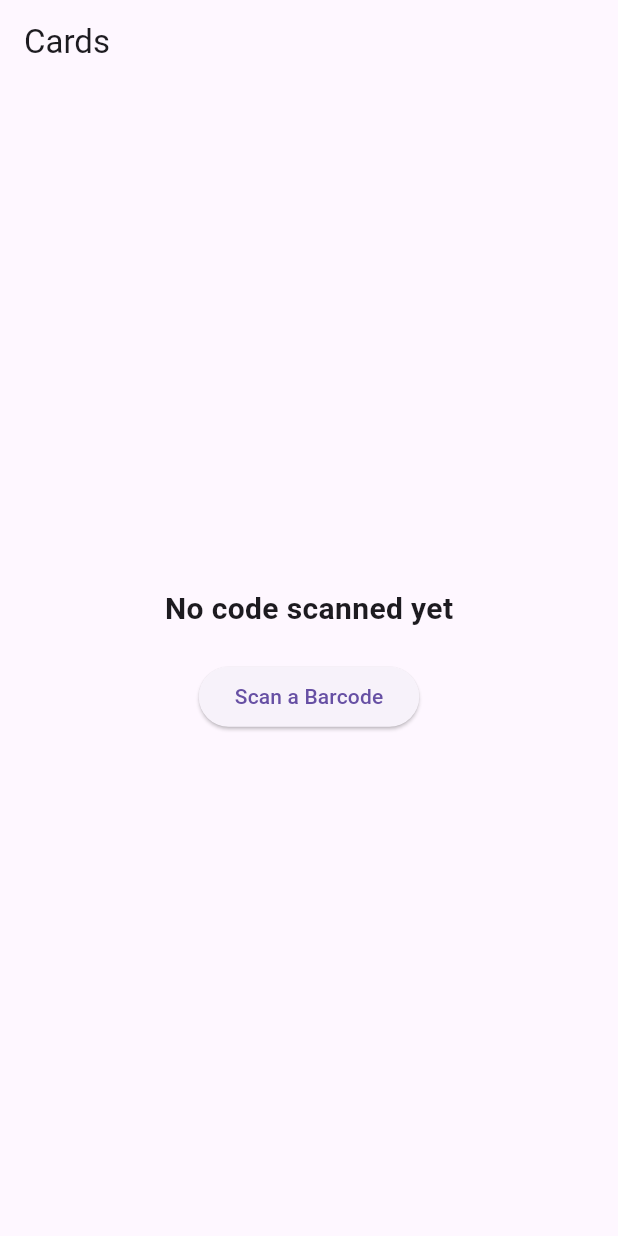
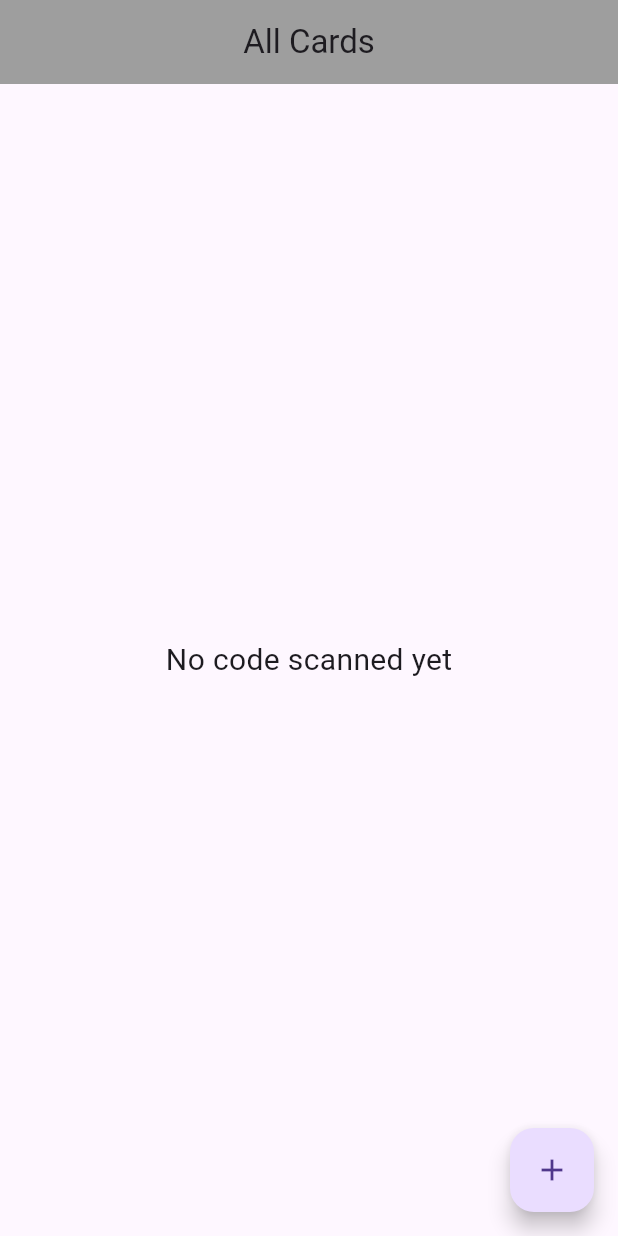
Before and after one commit to YazeedMo/QuickCard, a Flutter app: the screen it shows after launch, on a phone screen of 412 x 824 dp. Run offline on Flutter 3.47's test engine with Material 3 defaults, Android fonts, the phone set to English and light mode, and no system bars; our stand-ins replace flutter_slidable, flutter_svg, hive, hive_flutter; missing offline and left inert: barcode, mobile_scanner; accounts and stored records are empty.

Commit message:
Feature: Store scanned codes & view barcode screen

```diff
--- /dev/null
+++ b/quick_card/lib/data/card_db.dart
@@ -0,0 +1,16 @@
+import 'package:hive/hive.dart';
+
+class CardDatabase {
+  List cardList = [];
+
+  final cardBox = Hive.box("cardBox");
+
+  // Load data from database
+  void loadData() {
+    cardList = cardBox.get("CARDLIST");
+  }
+
+  void updateDatabase() {
+    cardBox.put("CARDLIST", cardList);
+  }
+}
--- a/quick_card/lib/main.dart
+++ b/quick_card/lib/main.dart
@@ -1,7 +1,14 @@
 import 'package:flutter/material.dart';
-import 'package:quick_card/screens/card_list.dart';
+import 'package:hive/hive.dart';
+import 'package:hive_flutter/hive_flutter.dart';
+import 'package:quick_card/screens/home_screen.dart';
 
-void main() {
+void main() async {
+
+  // Initialize the Hive
+  await Hive.initFlutter();
+  await Hive.openBox("cardBox");
+
   runApp(const MyApp());
 }
 
@@ -12,7 +19,7 @@ class MyApp extends StatelessWidget {
   Widget build(BuildContext context) {
     return const MaterialApp(
       debugShowCheckedModeBanner: false,
-      home: CardList(),
+      home: HomeScreen(),
     );
   }
 }
--- a/quick_card/lib/screens/card_list.dart
+++ /dev/null
@@ -1,86 +0,0 @@
-// ignore_for_file: prefer_const_constructors
-
-import 'package:flutter/material.dart';
-import 'package:barcode/barcode.dart' as bc;
-import 'package:mobile_scanner/mobile_scanner.dart';
-import 'package:quick_card/components/barcode_widget.dart';
-import 'dart:typed_data';
-import 'package:quick_card/screens/barcode_scanner.dart';
-
-
-class CardList extends StatefulWidget {
-  const CardList({super.key});
-
-  @override
-  State<CardList> createState() => _CardListState();
-}
-
-class _CardListState extends State<CardList> {
-  String? scannedCode;
-  BarcodeFormat? scannedCodeFormat;
-  String? scannedCodeFormatString;
-  Uint8List? barcodeImage;
-
-  @override
-  Widget build(BuildContext context) {
-    return Scaffold(
-      appBar: AppBar(
-        title: Text('Cards'),
-      ),
-      body: Center(
-        child: Column(
-          mainAxisAlignment: MainAxisAlignment.center,
-          children: [
-            // Display barcode if scanned
-            scannedCode != null
-                ? Column(
-                    children: [
-                      Text(
-                        'barcode format: $scannedCodeFormatString',
-                        style: TextStyle(
-                            fontSize: 20, fontWeight: FontWeight.bold),
-                      ),
-                      SizedBox(height: 20,),
-                      Text(
-                        'Code: $scannedCode',
-                        style: TextStyle(fontSize: 20),
-                      ),
-                      SizedBox(height: 20,),
-                      BarcodeWidget(data: scannedCode!, barcodeFormat: scannedCodeFormat!)
-                    ],
-                  )
-                : Text(
-                    'No code scanned yet',
-                    style: TextStyle(fontSize: 20, fontWeight: FontWeight.bold),
-                  ),
-            SizedBox(
-              height: 20,
-            ),
-            ElevatedButton(
-              onPressed: () async {
-                // Navigate to the barcode scanner screen
-                final result = await Navigator.push(
-                  context,
-                  MaterialPageRoute(
-                      builder: (context) => MobileScannerScreen()),
-                );
-
-                // Once returned, set the scanned code value
-                if (result != null) {
-                  setState(() {
-                    scannedCode = result['code'];
-                    scannedCodeFormat = result['type'];
-                    if (scannedCodeFormat != null) {
-                      scannedCodeFormatString = scannedCodeFormat.toString().split('.').last;
-                    }
-                  });
-                }
-              },
-              child: Text('Scan a Barcode'),
-            ),
-          ],
-        ),
-      ),
-    );
-  }
-}
--- /dev/null
+++ b/quick_card/lib/screens/home_screen.dart
@@ -0,0 +1,112 @@
+// ignore_for_file: prefer_const_constructors
+
+import 'package:barcode/src/barcode.dart' as bc;
+import 'package:flutter/material.dart';
+import 'package:hive/hive.dart';
+import 'package:mobile_scanner/mobile_scanner.dart';
+import 'package:quick_card/components/card_tile.dart';
+import 'package:quick_card/data/card_db.dart';
+import 'package:quick_card/screens/code_display_screen.dart';
+import 'dart:typed_data';
+import 'package:quick_card/screens/mobile_scanner_screen.dart';
+import 'package:quick_card/util/barcode_utils.dart';
+
+class HomeScreen extends StatefulWidget {
+  const HomeScreen({super.key});
+
+  @override
+  State<HomeScreen> createState() => _HomeScreenState();
+}
+
+class _HomeScreenState extends State<HomeScreen> {
+  String? scannedCode;
+  BarcodeFormat? scannedCodeFormat;
+  bc.Barcode? barcodeType;
+  String? scannedCodeFormatString;
+  String? svg;
+  CardDatabase db = CardDatabase();
+
+  void openCardBox() async {
+    var cardBox = Hive.box("cardBox");
+
+    if (cardBox.get("CARDLIST") != null) {
+      db.loadData();
+    }
+  }
+
+  @override
+  void initState() {
+    openCardBox();
+    super.initState();
+  }
+
+  void openScanner() async {
+    // Navigate to the barcode scanner screen
+    final result = await Navigator.push(
+      context,
+      MaterialPageRoute(builder: (context) => MobileScannerScreen()),
+    );
+
+    // Once returned, set the scanned code value
+    if (result != null) {
+      setState(() {
+        scannedCode = result['code'];
+        scannedCodeFormat = result['type'];
+        if (scannedCodeFormat != null) {
+          scannedCodeFormatString =
+              scannedCodeFormat.toString().split('.').last;
+        }
+        barcodeType = BarcodeUtils().getBarcodeType(scannedCodeFormat);
+        svg = barcodeType!.toSvg(scannedCode!, width: 300, height: 100);
+        db.cardList.add(svg);
+        db.updateDatabase();
+      });
+    }
+  }
+
+  void deleteCard(int index) {
+    setState(() {
+      db.cardList.removeAt(index);
+      db.updateDatabase();
+    });
+  }
+
+  void displayCode(int index) {
+    Navigator.push(
+        context,
+        MaterialPageRoute(
+            builder: (context) => SvgDisplayScreen(svg: db.cardList[index])));
+  }
+
+  @override
+  Widget build(BuildContext context) {
+    return Scaffold(
+        appBar: AppBar(
+          title: Center(
+            child: Text("All Cards"),
+          ),
+          backgroundColor: Colors.grey[500],
+        ),
+        floatingActionButton: FloatingActionButton(
+          onPressed: openScanner,
+          child: Icon(Icons.add),
+        ),
+        body: db.cardList.length == 0
+            ? Center(
+                child: Text(
+                  "No code scanned yet",
+                  style: TextStyle(fontSize: 20.0),
+                ),
+              )
+            : ListView.builder(
+                itemCount: db.cardList.length,
+                itemBuilder: (context, index) {
+                  return CardTile(
+                    svg: db.cardList[index]!,
+                    cardTitle: 'title placeholder',
+                    deleteFunction: (context) => deleteCard(index),
+                    onTap: () => displayCode(index),
+                  );
+                }));
+  }
+}
--- /dev/null
+++ b/quick_card/lib/util/barcode_utils.dart
@@ -0,0 +1,21 @@
+import 'package:barcode/barcode.dart' as bc;
+import 'package:mobile_scanner/mobile_scanner.dart';
+
+class BarcodeUtils {
+  bc.Barcode getBarcodeType(BarcodeFormat? format) {
+    switch (format) {
+      case BarcodeFormat.code128:
+        return bc.Barcode.code128();
+      case BarcodeFormat.code39:
+        return bc.Barcode.code39();
+      case BarcodeFormat.qrCode:
+        return bc.Barcode.qrCode();
+      case BarcodeFormat.ean8:
+        return bc.Barcode.ean8();
+      case BarcodeFormat.ean13:
+        return bc.Barcode.ean13();
+      default:
+        return bc.Barcode.code128();
+    }
+  }
+}
--- a/quick_card/pubspec.yaml
+++ b/quick_card/pubspec.yaml
@@ -33,6 +33,9 @@ dependencies:
   mobile_scanner: ^5.2.3
   barcode: ^2.2.8
   flutter_svg: ^2.0.10
+  hive: ^2.2.3
+  hive_flutter: ^1.1.0
+  flutter_slidable: ^3.1.1
 
 
   # The following adds the Cupertino Icons font to your application.
```
Also changed, not shown: quick_card/lib/components/barcode_widget.dart (deleted, +0 -45 lines), quick_card/lib/components/card_tile.dart (added, +105 -0 lines), quick_card/lib/domain/card.dart (added, +18 -0 lines), quick_card/lib/screens/code_display_screen.dart (added, +39 -0 lines), quick_card/lib/screens/mobile_scanner_screen.dart (renamed from quick_card/lib/screens/barcode_scanner.dart, +25 -12 lines).
